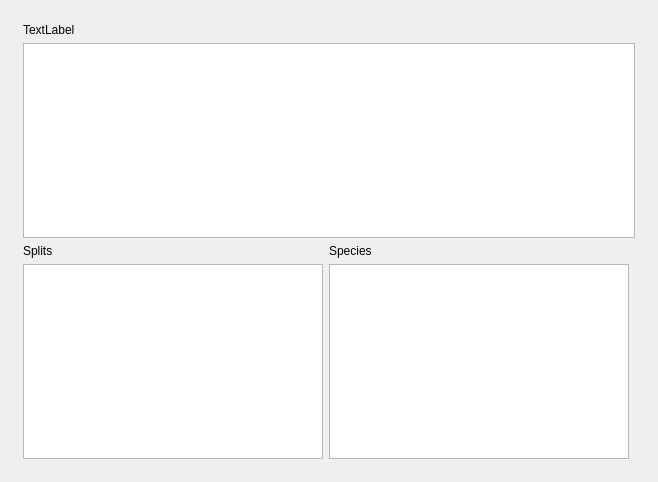
This is UI_Templates/msaView.ui in benjalon/Split-Network-Interpreter as Qt 5 draws it before an edit. The edited form follows.
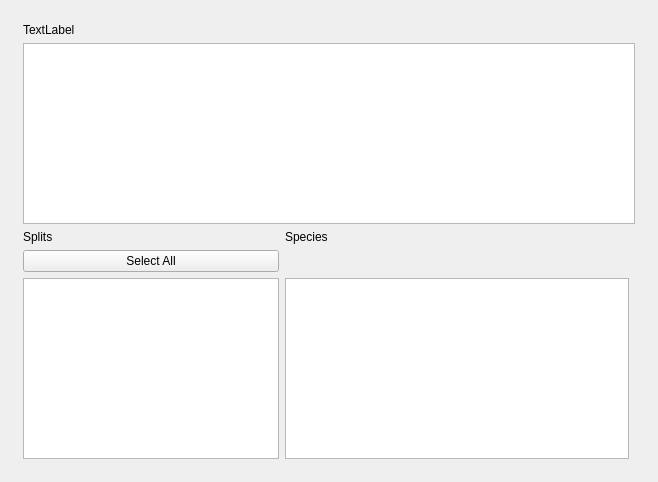
This is the edited form.

Commit message: can select/deselect colours

The edit to the form file:
```diff
--- a/UI_Templates/msaView.ui
+++ b/UI_Templates/msaView.ui
@@ -38,6 +38,16 @@
          <property name="bottomMargin">
           <number>5</number>
          </property>
+         <item row="4" column="2">
+          <widget class="QListWidget" name="species_list_widget"/>
+         </item>
+         <item row="2" column="2">
+          <widget class="QLabel" name="species_label">
+           <property name="text">
+            <string>Species</string>
+           </property>
+          </widget>
+         </item>
          <item row="0" column="0">
           <widget class="QLabel" name="filename_label">
            <property name="text">
@@ -52,22 +62,19 @@
            </property>
           </widget>
          </item>
-         <item row="3" column="1">
-          <widget class="QListWidget" name="species_list_widget"/>
-         </item>
-         <item row="1" column="0" colspan="3">
+         <item row="1" column="0" colspan="4">
           <widget class="QTableWidget" name="msa_table"/>
          </item>
-         <item row="2" column="1">
-          <widget class="QLabel" name="species_label">
-           <property name="text">
-            <string>Species</string>
-           </property>
-          </widget>
-         </item>
-         <item row="3" column="0">
+         <item row="4" column="0" colspan="2">
           <widget class="QListWidget" name="splits_list_widget"/>
          </item>
+         <item row="3" column="0" colspan="2">
+          <widget class="QPushButton" name="split_select_button">
+           <property name="text">
+            <string>Select All</string>
+           </property>
+          </widget>
+         </item>
         </layout>
        </item>
       </layout>
```
The commit also changes 2 other files.
